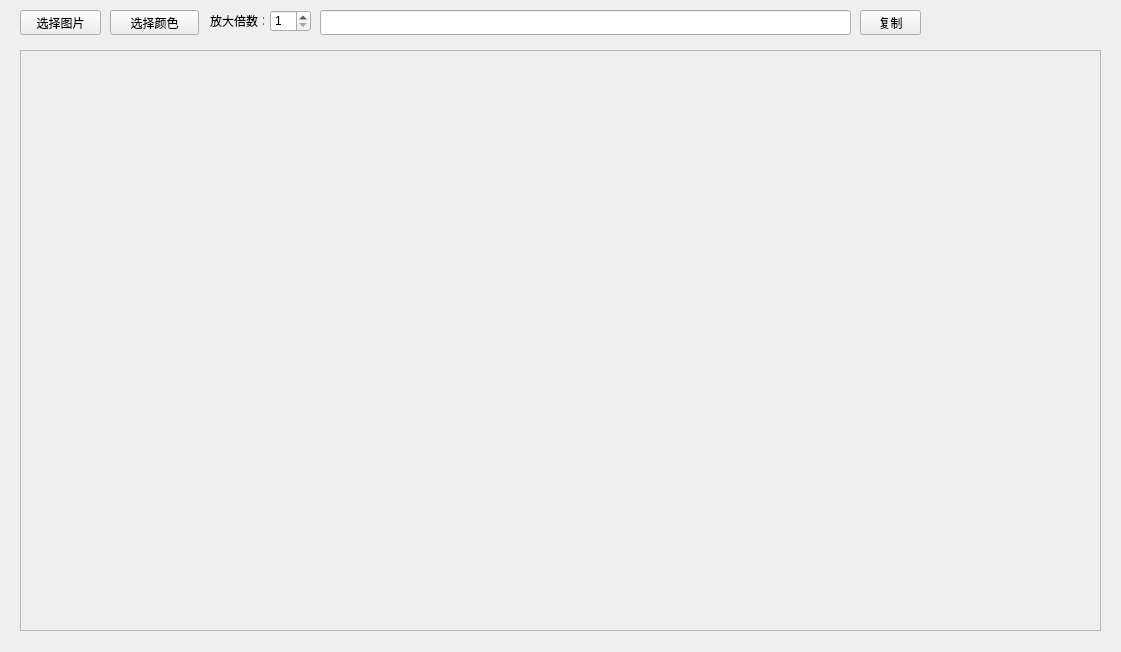
Old version of the form src/widget.ui in the repository Mannix1994/PointsPicker.
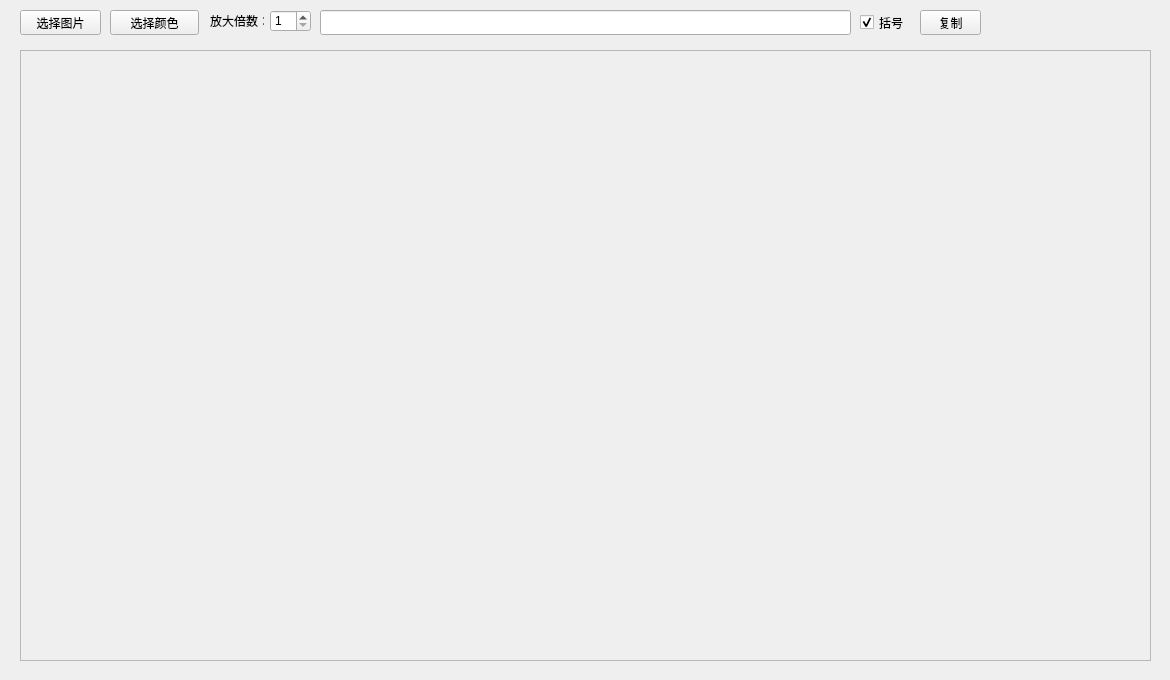
New version of the form.

The edit to the form file:
```diff
--- a/src/widget.ui
+++ b/src/widget.ui
@@ -6,8 +6,8 @@
    <rect>
     <x>0</x>
     <y>0</y>
-    <width>1121</width>
-    <height>652</height>
+    <width>1170</width>
+    <height>680</height>
    </rect>
   </property>
   <property name="windowTitle">
@@ -16,8 +16,8 @@
   <widget class="QLabel" name="lbXy">
    <property name="geometry">
     <rect>
-     <x>960</x>
-     <y>10</y>
+     <x>1010</x>
+     <y>12</y>
      <width>141</width>
      <height>21</height>
     </rect>
@@ -54,8 +54,8 @@
     <rect>
      <x>20</x>
      <y>50</y>
-     <width>1081</width>
-     <height>581</height>
+     <width>1131</width>
+     <height>611</height>
     </rect>
    </property>
    <property name="verticalScrollBarPolicy">
@@ -75,8 +75,8 @@
      <rect>
       <x>0</x>
       <y>0</y>
-      <width>1079</width>
-      <height>579</height>
+      <width>1129</width>
+      <height>609</height>
      </rect>
     </property>
    </widget>
@@ -129,7 +129,7 @@
   <widget class="QPushButton" name="pbCopy">
    <property name="geometry">
     <rect>
-     <x>860</x>
+     <x>920</x>
      <y>10</y>
      <width>61</width>
      <height>25</height>
@@ -142,6 +142,22 @@
     <string>复制</string>
    </property>
   </widget>
+  <widget class="QCheckBox" name="cbParenthesis">
+   <property name="geometry">
+    <rect>
+     <x>860</x>
+     <y>12</y>
+     <width>51</width>
+     <height>21</height>
+    </rect>
+   </property>
+   <property name="text">
+    <string>括号</string>
+   </property>
+   <property name="checked">
+    <bool>true</bool>
+   </property>
+  </widget>
  </widget>
  <layoutdefault spacing="6" margin="11"/>
  <resources/>
```
